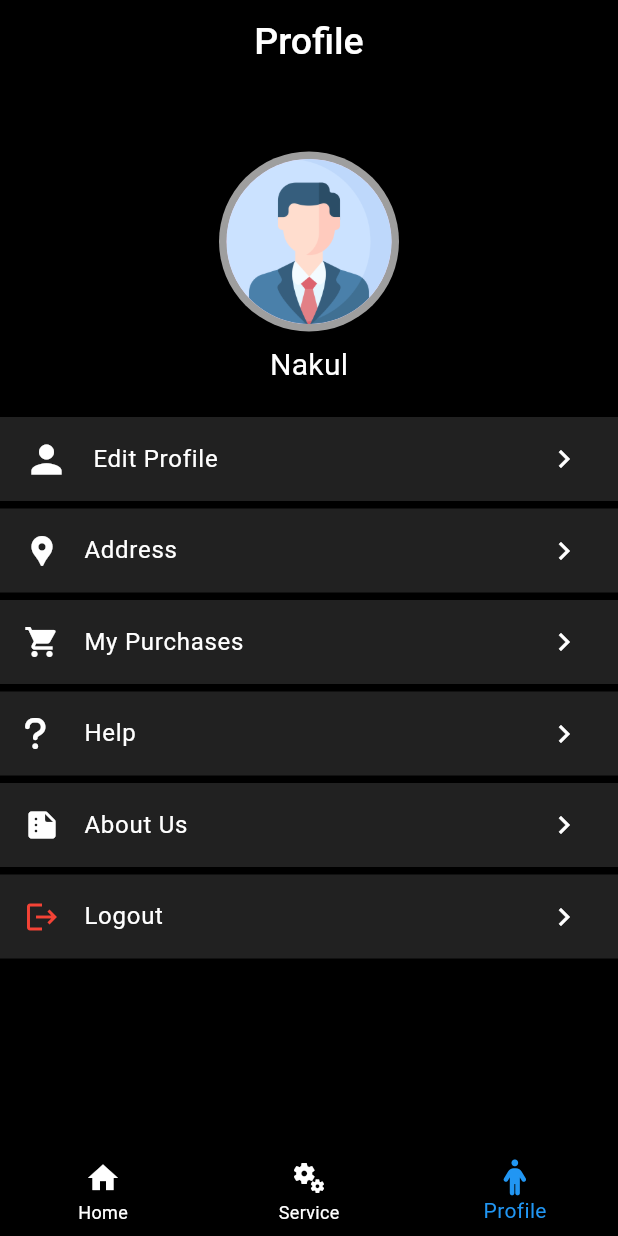
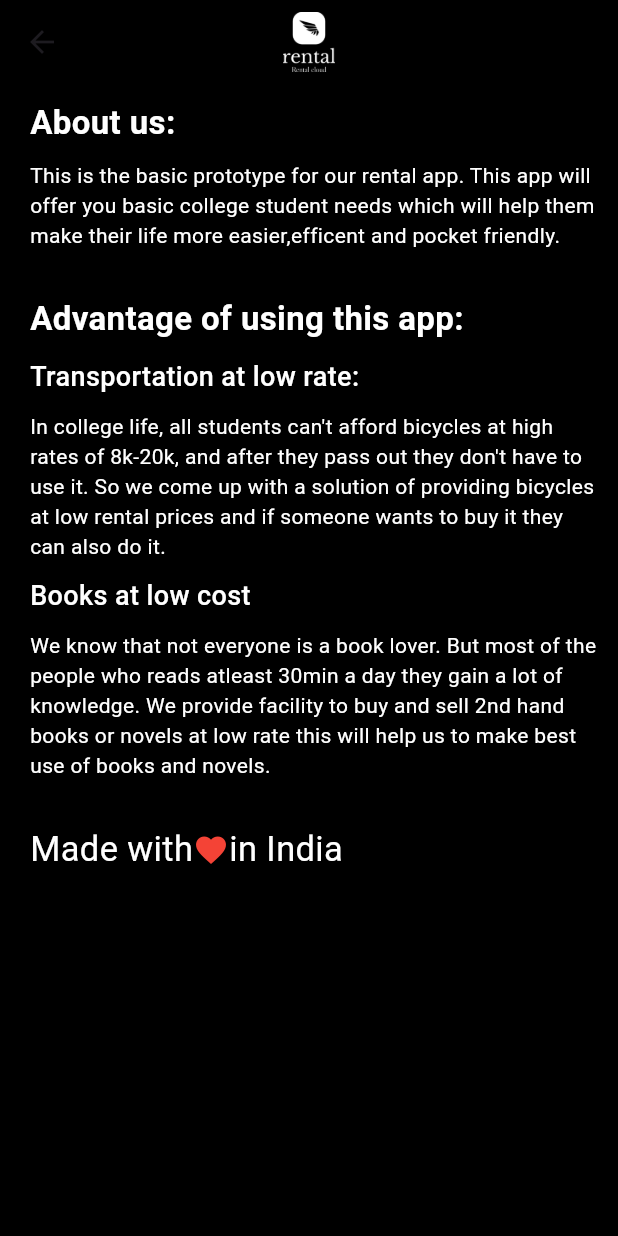
Before and after one commit to Nakulvarshney07/BYTEVERSE, a Flutter app: the screen it shows after launch, item 3 of the bottom bar chosen, after a tap on "About Us", on a phone screen of 412 x 824 dp. Run offline on Flutter 3.47's test engine with Material 3 defaults, Android fonts, the phone set to English and light mode, and no system bars; our stand-ins replace font_awesome_flutter.

Commit message:
new changes added

```diff
--- /dev/null
+++ b/lib/About.dart
@@ -0,0 +1,61 @@
+import 'package:flutter/material.dart';
+
+class About extends StatefulWidget {
+  const About({super.key});
+
+  @override
+  State<About> createState() => _AboutState();
+}
+
+class _AboutState extends State<About> {
+  @override
+  Widget build(BuildContext context) {
+    return Scaffold(
+       appBar: AppBar(
+        centerTitle: true,
+
+        backgroundColor: Colors.black,
+        title:Image(image: AssetImage("assets/images/Rental1.png"),height: 40,width: 40,)
+
+      ),
+      body: Container(
+        width: double.infinity,
+        height: double.infinity,
+        color: Colors.black,
+        padding: EdgeInsets.only(top: 10,right: 10,left: 20),
+        child: Column(
+          mainAxisAlignment: MainAxisAlignment.start,
+          crossAxisAlignment: CrossAxisAlignment.start,
+          children: [
+            Text("About us:",style: TextStyle(color: Colors.white,fontSize: 22,fontWeight: FontWeight.w600),),
+            SizedBox(height: 10,),
+            Text("This is the basic prototype for our rental app. This app will offer you basic college student needs which will help them make their life more easier,efficent and pocket friendly.",style: TextStyle(color:Colors.white ),),
+            SizedBox(height: 30,),
+            Text("Advantage of using this app:",style: TextStyle(color: Colors.white,fontSize: 22,fontWeight: FontWeight.w600),),
+            SizedBox(height: 10,),
+            Text("Transportation at low rate:",style: TextStyle(color: Colors.white,fontSize: 18,fontWeight: FontWeight.w500),),
+            SizedBox(height: 10,),
+            Text("In college life, all students can't afford bicycles at high rates of 8k-20k, and after they pass out they don't have to use it. So we come up with a solution of providing bicycles at low rental prices and if someone wants to buy it they can also do it.",style: TextStyle(color:Colors.white ),),
+            SizedBox(height: 10,),
+            Text("Books at low cost",style: TextStyle(color: Colors.white,fontSize: 18,fontWeight: FontWeight.w500),),
+            SizedBox(height: 10,),
+            Text("We know that not everyone is a book lover. But most of the people who reads atleast 30min a day they gain a lot of knowledge. We provide facility to buy and sell 2nd hand books or novels at low rate this will help us to make best use of books and novels. ",style: TextStyle(color: Colors.white),),
+            SizedBox(height: 30,),
+            Row(
+              children: [
+                Text("Made with",style: TextStyle(color: Colors.white,fontSize: 23),),
+                Icon(Icons.favorite,color: Colors.red,),
+                Text("in India",style: TextStyle(color: Colors.white,fontSize: 23),)
+              ],
+            )
+
+
+
+
+
+          ],
+        ),
+      ),
+    );
+  }
+}
--- a/lib/books.dart
+++ b/lib/books.dart
@@ -17,7 +17,7 @@ class _BooksState extends State<Books> {
         backgroundColor: Colors.black,
         title:
 
-            Icon(Icons.abc,color: Colors.white,size: 40,),
+          Image(image: AssetImage("assets/images/Rental1.png"),height: 40,width: 40,)
 
 
 
--- a/lib/devices.dart
+++ b/lib/devices.dart
@@ -15,9 +15,9 @@ class _DevicesState extends State<Devices> {
         centerTitle: true,
 
         backgroundColor: Colors.black,
-        title:
+        title:Image(image: AssetImage("assets/images/Rental1.png"),height: 40,width: 40,)
 
-            Icon(Icons.abc,color: Colors.white,size: 40,),
+
 
 
 
--- a/lib/global.dart
+++ b/lib/global.dart
@@ -23,7 +23,7 @@ class _GlobalState extends State<Global> {
     return Container(
 
       decoration: BoxDecoration(
-          color: Colors.white,
+          color: Colors.grey.withOpacity(0.1),
           borderRadius: BorderRadius.all(Radius.circular(15))
 
       ),
@@ -38,7 +38,8 @@ class _GlobalState extends State<Global> {
           Row(
             children: [
               SizedBox(width: 11,),
-              Text(widget.product,style: TextStyle(color: Colors.black,fontSize: 25,fontWeight: FontWeight.w600),),
+
+              Text(widget.product,style: TextStyle(color: Colors.black,fontSize: 25,fontWeight: FontWeight.w600,),),
             ],
           ),
           SizedBox(height: 10,),
@@ -51,7 +52,7 @@ class _GlobalState extends State<Global> {
 
             child: Image(image:AssetImage(widget.img) ,height: 280,width: 280,)),
              SizedBox(height: 10,),
-            Text(widget.subname,style: TextStyle(color: Colors.black,fontSize: 16),),
+            Text(widget.subname,style: TextStyle(color: Colors.black,fontSize: 16,fontFamily: 'inspire',fontWeight: FontWeight.w600),),
             SizedBox(height: 20,),
             Row(
               children: [
@@ -60,7 +61,7 @@ class _GlobalState extends State<Global> {
                  ElevatedButton(onPressed: (){}, child: Column(
                     children: [  Text(widget.text1,style: TextStyle(color: Colors.black),),
 
-                        Text(widget.text2,style: TextStyle(color: Colors.black)),
+                        Text(widget.text2,style: TextStyle(color: Colors.black,)),
 
 
                     ],
--- a/lib/global2.dart
+++ b/lib/global2.dart
@@ -40,7 +40,7 @@ class _Global2State extends State<Global2> {
             Text(widget.text1,style: TextStyle(fontSize: 19,fontWeight: FontWeight.w600,),),
             SizedBox(height: 2,),
 
-                Text(widget.text2,style: TextStyle(fontSize: 15,fontWeight:FontWeight.w400),),
+                Text(widget.text2,style: TextStyle(fontSize: 15,fontWeight:FontWeight.w400,fontFamily: 'inspire',),),
                 Row(
                   mainAxisAlignment: MainAxisAlignment.end,
                   children: [
--- a/lib/home.dart
+++ b/lib/home.dart
@@ -121,9 +121,7 @@ class _Home_screenState extends State<Home_screen> {
                         Divider(thickness: 2,color: Colors.grey,),
                         Global(product: "Table Fan", subname: "Polycab Aery 400 mm 3 Blade Table Fan ", text1: "Rent\u{20B9}${100}", text2: "per month", text3:"Buy Now", text4: "\u{20B9}${2200}", img: "assets/images/fan.png"),
                          Divider(thickness: 2,color: Colors.grey,),
-                        Global1(product: "Catering", subname: "Gupta caters", img: "assets/images/aters.jpg", text1: "Get best Cuisine for your", text2:"occassion to be special  " ,text3: "at just \u{20B9}${200000}",),
-                         Divider(thickness: 2,color: Colors.grey,),
-                         Global1(product: "Photography", subname: "Royal Photographers", img: "assets/images/Camera.png", text1: "Make your function ", text2:"memorable by capturing them in best quailty at just ", text3:"\u{20B9}${40000}"),
+
 
                       ],),
 
--- a/lib/profile.dart
+++ b/lib/profile.dart
@@ -1,5 +1,7 @@
 import 'package:flutter/material.dart';
 import 'package:font_awesome_flutter/font_awesome_flutter.dart';
+import 'package:huma/About.dart';
+import 'package:huma/help.dart';
 
 class Profile_screen extends StatefulWidget {
   const Profile_screen({super.key});
@@ -64,7 +66,9 @@ class _Profile_screenState extends State<Profile_screen> {
                     Container(
                        color: Colors.grey.shade900,
                       child: InkWell(
-                        onTap: (){},
+                        onTap: (){
+
+                        },
                         child: ListTile(
                           leading: Icon(Icons.location_pin,color: Colors.white,),
 
@@ -92,7 +96,9 @@ class _Profile_screenState extends State<Profile_screen> {
                     Container(
                         color: Colors.grey.shade900,
                       child: InkWell(
-                        onTap: (){},
+                        onTap: (){
+                           Navigator.push(context, MaterialPageRoute(builder: (context)=>Help()));
+                        },
                         child: ListTile(
 
                           leading: FaIcon(FontAwesomeIcons.question,color: Colors.white,),
@@ -105,7 +111,9 @@ class _Profile_screenState extends State<Profile_screen> {
                     Container(
                        color: Colors.grey.shade900,
                       child: InkWell(
-                        onTap: (){},
+                        onTap: (){
+                           Navigator.push(context, MaterialPageRoute(builder: (context)=>About()));
+                        },
                         child: ListTile(
 
                           leading: Icon(Icons.summarize_rounded,color: Colors.white,),
--- a/lib/sell.dart
+++ b/lib/sell.dart
@@ -16,9 +16,9 @@ class _sellState extends State<sell> {
         centerTitle: true,
 
         backgroundColor: Colors.black,
-        title:
+        title:Image(image: AssetImage("assets/images/Rental1.png"),height: 40,width: 40,)
 
-            Icon(Icons.abc,color: Colors.white,size: 40,),
+
 
 
 
```
Also changed, not shown: lib/global4.dart (added, +15 -0 lines), lib/help.dart (added, +40 -0 lines), lib/page1.dart (+5 -8 lines), lib/transportation.dart (+40 -4 lines), pubspec.yaml (+12 -4 lines), assets/images/Rental.png (added), assets/images/Rental1.png (added), fonts/Fonts12.ttf (added), fonts/Fonts23.ttf (added), pubspec.lock, 32 other files.
